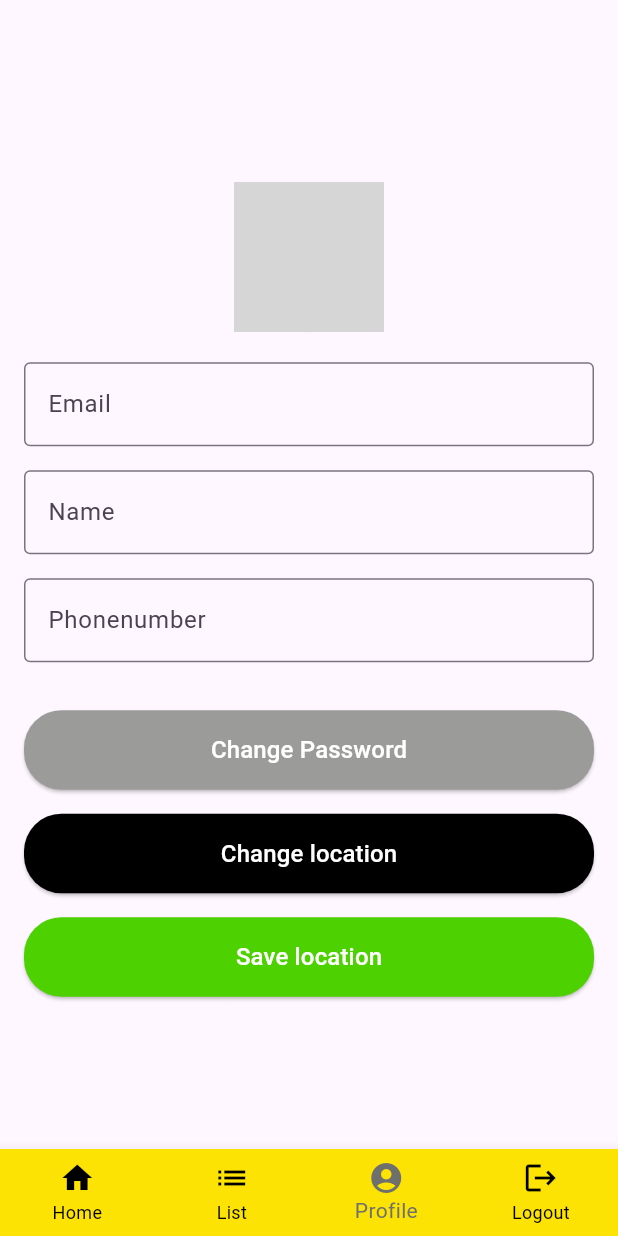
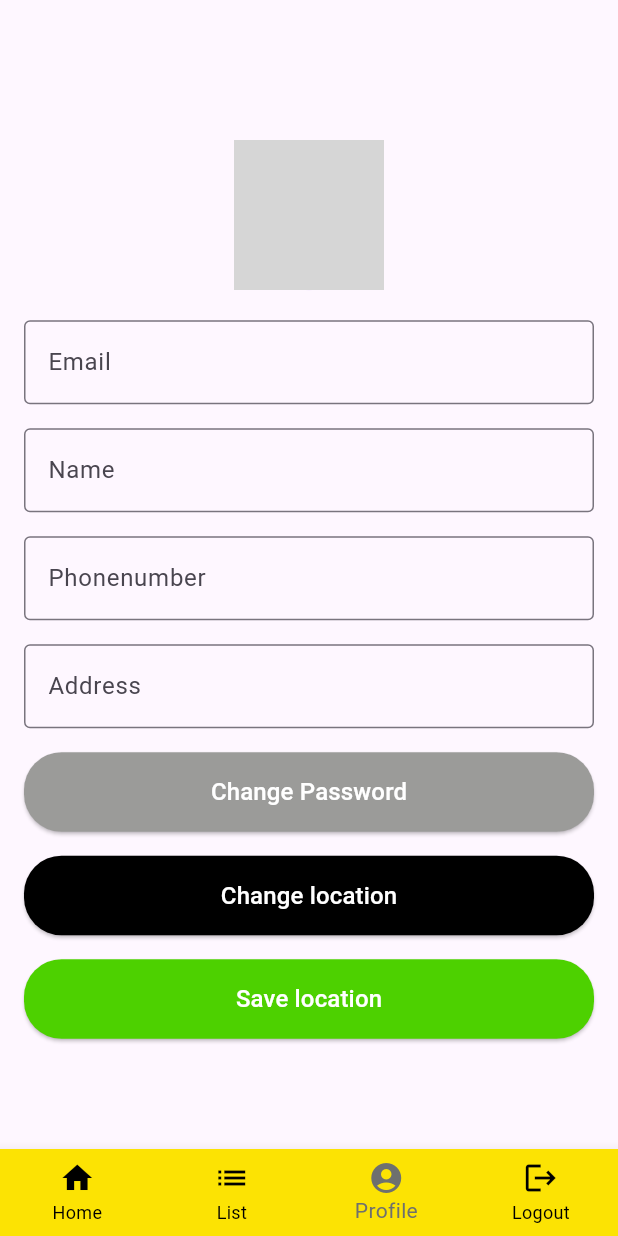
Before and after one commit to jengGod/DuckDDProject, a Flutter app: the userProfile screen opened directly, on a phone screen of 412 x 824 dp. Run offline on Flutter 3.47's test engine with Material 3 defaults, Android fonts, the phone set to English and light mode, and no system bars; our stand-ins replace cloud_firestore, firebase_core, firebase_storage, flutter_map, geolocator, image_picker and 2 more; accounts and stored records are empty; grey boxes are pictures that could not be loaded.

Commit message:
add address profile

```diff
--- a/lib/pages/profile.dart
+++ b/lib/pages/profile.dart
@@ -6,6 +6,7 @@ import 'package:crypto/crypto.dart';
 import 'package:duckddproject/pages/ChangePassword.dart';
 import 'package:duckddproject/pages/Changelocation.dart';
 import 'package:duckddproject/pages/LoginPage.dart';
+import 'package:duckddproject/pages/RegisterUser.dart';
 import 'package:duckddproject/pages/UserHome.dart';
 import 'package:duckddproject/pages/packagelist.dart';
 import 'package:firebase_storage/firebase_storage.dart';
@@ -41,6 +42,7 @@ class _userProfileState extends State<userProfile> {
   String? phonenumber;
   String? profilePicture;
   String? oldPassword;
+  String? address;
   bool _isButtonPressed = false;
   // Controllers for text fields
   final TextEditingController _emailController = TextEditingController();
@@ -49,6 +51,7 @@ class _userProfileState extends State<userProfile> {
   final TextEditingController _oldPasswordController = TextEditingController();
   TextEditingController newPasswordCtl = TextEditingController();
   TextEditingController PassCtl = TextEditingController();
+  TextEditingController addressCtl = TextEditingController();
   final TextEditingController phoneCtl = TextEditingController();
 
   // Visibility state for password fields
@@ -58,7 +61,9 @@ class _userProfileState extends State<userProfile> {
   bool _isFormComplete() {
     return _emailController.text.isNotEmpty &&
         _usernameController.text.isNotEmpty &&
-        _phonenumberController.text.isNotEmpty;
+        _phonenumberController.text.isNotEmpty&&
+        addressCtl.text.isEmpty
+        ;
   }
 
   XFile? image;
@@ -225,7 +230,16 @@ class _userProfileState extends State<userProfile> {
                 ),
               ),
               const SizedBox(height: 16),
-
+               Padding(
+                padding: const EdgeInsets.symmetric(horizontal: 16),
+                child: TextField(
+                  controller:  addressCtl,
+                  decoration: const InputDecoration(
+                    labelText: 'Address',
+                    border: OutlineInputBorder(),
+                  ),
+                ),
+              ),
               const SizedBox(height: 16),
               Padding(
                 padding: const EdgeInsets.symmetric(horizontal: 16),
@@ -359,11 +373,12 @@ class _userProfileState extends State<userProfile> {
       email = prefs.getString('email');
       phonenumber = prefs.getString('phonenumber');
       profilePicture = prefs.getString('profile_picture');
-      oldPassword = prefs.getString('password'); // Load old password
+      oldPassword = prefs.getString('password');
+      address = prefs.getString('address'); // Load old password
 
       // Set the old password in the controller
       oldPassword = oldPassword ?? '';
-
+      addressCtl.text = address ??'';
       // Update the text field controllers with loaded data
       _emailController.text = email ?? '';
       _usernameController.text = username ?? '';
@@ -387,6 +402,7 @@ class _userProfileState extends State<userProfile> {
     await prefs.setString('email', _emailController.text);
     await prefs.setString('username', _usernameController.text);
     await prefs.setString('phonenumber', _phonenumberController.text);
+    await prefs.setString('address', addressCtl.text);
 
     // ตรวจสอบว่ามีการอัปโหลดรูปภาพใหม่หรือไม่
     if (image != null) {
@@ -430,6 +446,7 @@ class _userProfileState extends State<userProfile> {
         'username': _usernameController.text,
         'email': _emailController.text,
         'phonenumber': _phonenumberController.text,
+        'address':addressCtl.text,
         'profile_picture': updatedImageUrl,
         'password': hashedPassword
       };
```
